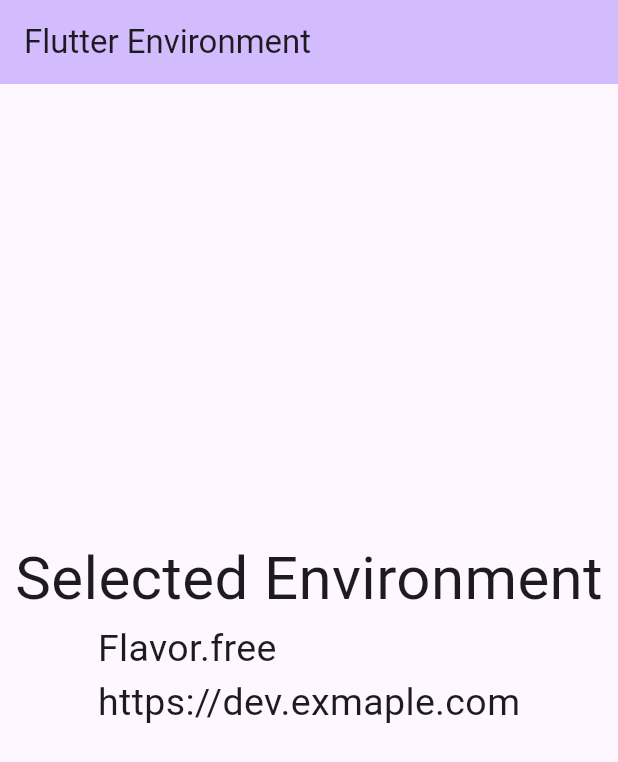
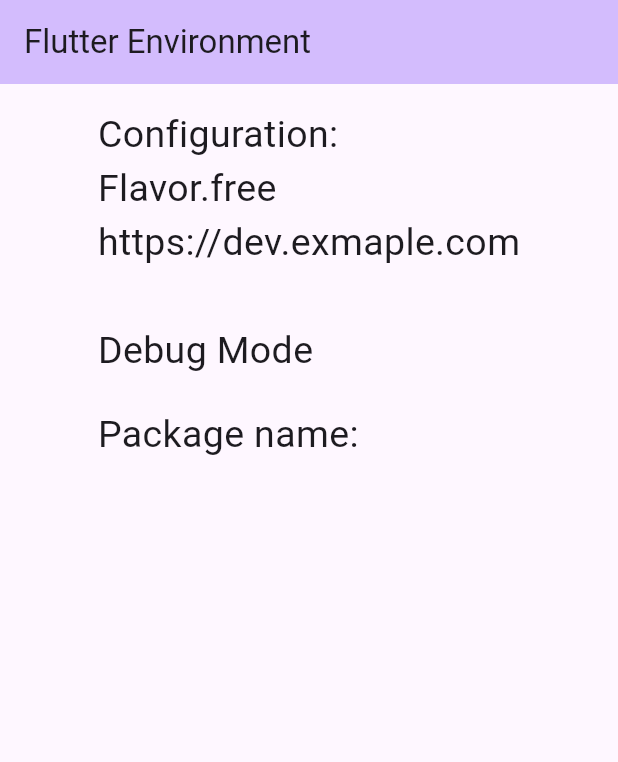
Before and after one commit to theshivamlko/flutter_environment, a Flutter app: the screen it shows after launch, on a phone screen of 412 x 824 dp. Shown: the top 762 px of the screen. Run offline on Flutter 3.47's test engine with Material 3 defaults, Android fonts, the phone set to English and light mode, and no system bars; our stand-ins replace args, package_info_plus.

```diff
--- a/lib/my_home_page.dart
+++ b/lib/my_home_page.dart
@@ -1,3 +1,6 @@
+import 'package:flutter/foundation.dart';
+import 'package:flutter/scheduler.dart';
+import 'package:package_info_plus/package_info_plus.dart';
 import 'package:flutter/material.dart';
 import 'package:flutter_environment/common/app_config.dart';
 
@@ -11,6 +14,18 @@ class MyHomePage extends StatefulWidget {
 }
 
 class _MyHomePageState extends State<MyHomePage> {
+  PackageInfo? packageInfo;
+
+  @override
+  void initState() {
+    SchedulerBinding.instance.addPersistentFrameCallback((timeStamp) async {
+      packageInfo = await PackageInfo.fromPlatform();
+      print('Running on ${packageInfo!.packageName}'); // e.g. "Moto G (4)"
+    });
+
+    super.initState();
+  }
+
   @override
   Widget build(BuildContext context) {
     return Scaffold(
@@ -19,20 +34,28 @@ class _MyHomePageState extends State<MyHomePage> {
         title: const Text("Flutter Environment"),
       ),
       body: Center(
+        child: Padding(
+          padding: const EdgeInsets.all(16.0),
           child: Column(
-          mainAxisAlignment: MainAxisAlignment.center,
+            mainAxisAlignment: MainAxisAlignment.start,
+            crossAxisAlignment: CrossAxisAlignment.start,
             children: <Widget>[
               Text(
-              'Selected Environment',
-              style: TextStyle(fontSize: 40),
-            ),
-            Text(
+                'Configuration: \n'
                 '${widget.appConfig.flavor}'
                 '\n${widget.appConfig.baseUrl}'
-                  '\n${widget.appConfig.someValue}',
-              style: TextStyle(fontSize: 25),
+                '\n${widget.appConfig.someValue}'
+                '\n${kReleaseMode ? "Release Mode" : "Debug Mode"}',
+                style: const TextStyle(fontSize: 25),
+              ),
+              const Padding(padding: EdgeInsets.all(10)),
+              Text(
+                'Package name: \n'
+                '${packageInfo?.packageName ?? ""}',
+                style: const TextStyle(fontSize: 25),
               ),
             ],
+          ),
         ),
       ),
       // This trailing comma makes auto-formatting nicer for build methods.
--- a/pubspec.yaml
+++ b/pubspec.yaml
@@ -36,6 +36,8 @@ dependencies:
   # Use with the CupertinoIcons class for iOS style icons.
   cupertino_icons: ^1.0.2
   args: ^2.4.2
+  package_info_plus: ^4.2.0
+
 
 dev_dependencies:
   flutter_test:
```
Also changed, not shown: 4 other files. Lines whose indentation alone changed are shown as unchanged.
